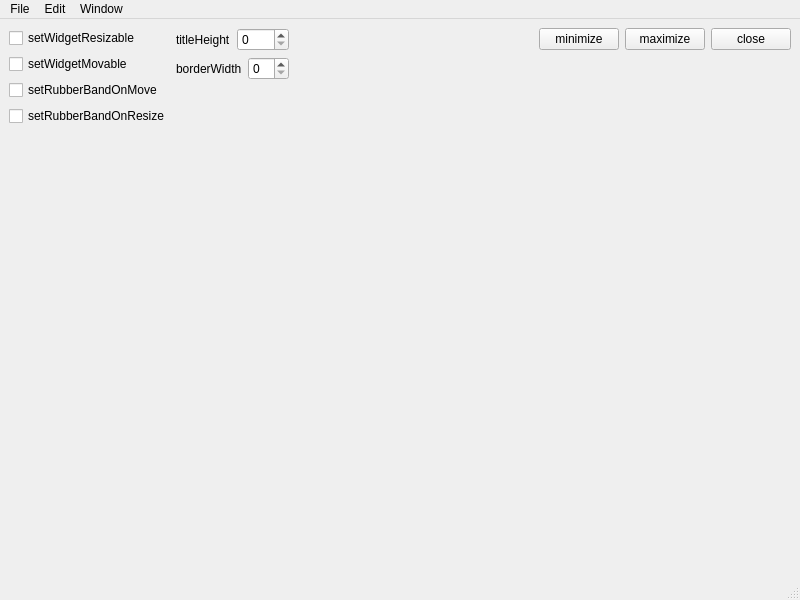
Above: demos/framelesshelper/mainwindow.ui from canpool/qxframeless before the change. Below: the same form after it.
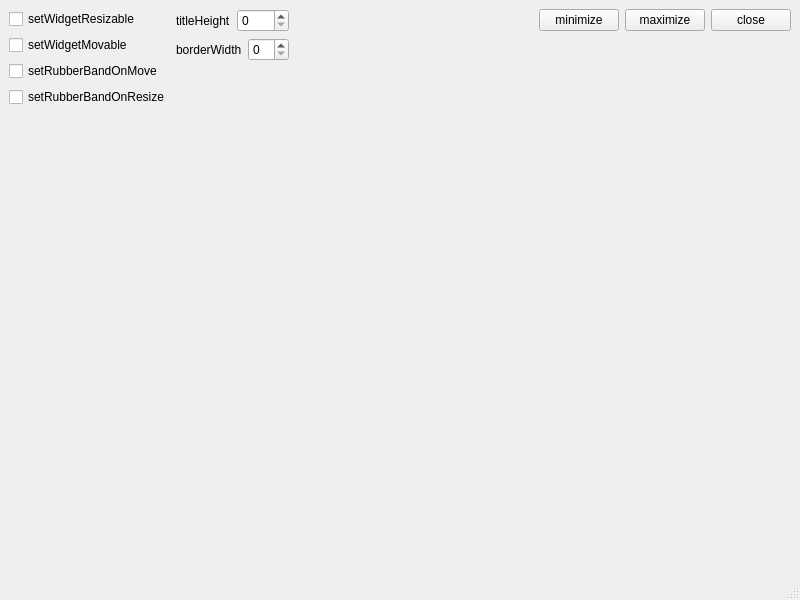
That is the form after the change.

Commit message: demo: framelesshelper: customize menuwidget as titlebar

```diff
--- a/demos/framelesshelper/mainwindow.ui
+++ b/demos/framelesshelper/mainwindow.ui
@@ -175,37 +175,6 @@
     </item>
    </layout>
   </widget>
-  <widget class="QMenuBar" name="menubar">
-   <property name="geometry">
-    <rect>
-     <x>0</x>
-     <y>0</y>
-     <width>800</width>
-     <height>22</height>
-    </rect>
-   </property>
-   <widget class="QMenu" name="menuFile">
-    <property name="title">
-     <string>File</string>
-    </property>
-    <addaction name="actionNew"/>
-    <addaction name="actionExit"/>
-   </widget>
-   <widget class="QMenu" name="menuEdit">
-    <property name="title">
-     <string>Edit</string>
-    </property>
-    <addaction name="actionCut"/>
-   </widget>
-   <widget class="QMenu" name="menuWindow">
-    <property name="title">
-     <string>Window</string>
-    </property>
-   </widget>
-   <addaction name="menuFile"/>
-   <addaction name="menuEdit"/>
-   <addaction name="menuWindow"/>
-  </widget>
   <widget class="QStatusBar" name="statusbar"/>
   <action name="actionNew">
    <property name="text">
```
The commit also changes 2 other files.
